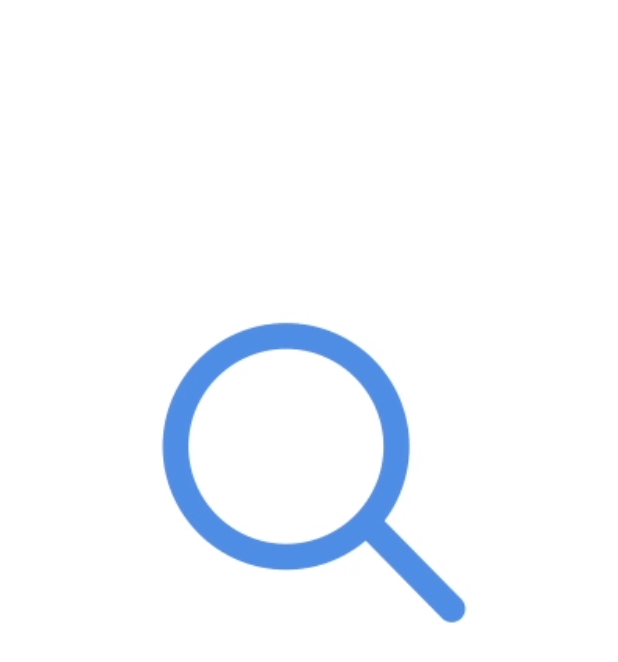
After one commit to OneParkTwoLee/AcneAnalyzer, an Android app: the dialog_loading screen opened directly, with no data from a screen before it, on a phone screen of 412 x 824 dp. The commit adds this screen. Shown: the top 662 px of the screen. Run offline under Robolectric (Android 15) with nearby library versions, the phone set to English and light mode, and no system bars; pictures from the network do not load.

Commit message:
create progress dialog

```diff
--- a/app/build.gradle
+++ b/app/build.gradle
@@ -32,4 +32,5 @@ dependencies {
     implementation 'androidx.recyclerview:recyclerview:1.0.0'
     implementation "androidx.cardview:cardview:1.0.0"
     implementation 'com.squareup.okhttp3:okhttp:3.9.1'
+    implementation 'com.github.bumptech.glide:glide:4.11.0'
 }
--- a/app/src/main/AndroidManifest.xml
+++ b/app/src/main/AndroidManifest.xml
@@ -19,6 +19,7 @@
         android:supportsRtl="true"
         android:theme="@style/AppTheme"
         android:usesCleartextTraffic="true">
+        <activity android:name=".dialog_loading"></activity>
         <activity android:name=".IntroActivity" />
         <activity android:name=".ResultOfDiagnosis" />
         <activity android:name=".MainActivity">
--- a/app/src/main/java/com/onePtwoL/acneanalyzer/MainActivity.java
+++ b/app/src/main/java/com/onePtwoL/acneanalyzer/MainActivity.java
@@ -33,6 +33,8 @@ import android.widget.ImageView;
 import android.widget.LinearLayout;
 import android.widget.TextView;
 import android.widget.Toast;
+
+import com.bumptech.glide.Glide;
 
 import org.json.JSONException;
 import org.json.JSONObject;
@@ -95,6 +97,7 @@ public class MainActivity extends AppCompatActivity {
         DiagnosisImageView = findViewById(R.id.diag_ImageView);
         NextImageView = findViewById(R.id.next_ImageView);
         NextLinearLayout = findViewById(R.id.next_LinearLayout);
+
         // UI(Custom ActionBar)
         setActionBarButton();
 
--- /dev/null
+++ b/app/src/main/java/com/onePtwoL/acneanalyzer/dialog_loading.java
@@ -0,0 +1,20 @@
+package com.onePtwoL.acneanalyzer;
+
+import androidx.appcompat.app.AppCompatActivity;
+
+import android.os.Bundle;
+import android.widget.ImageView;
+
+import com.bumptech.glide.Glide;
+
+public class dialog_loading extends AppCompatActivity {
+    ImageView loadingImageView;
+    @Override
+    protected void onCreate(Bundle savedInstanceState) {
+        super.onCreate(savedInstanceState);
+        setContentView(R.layout.activity_dialog_loading);
+
+        loadingImageView = findViewById(R.id.loading_imageView);
+        Glide.with(this).load(R.drawable.searching).into(loadingImageView);
+    }
+}
--- /dev/null
+++ b/app/src/main/res/layout/activity_dialog_loading.xml
@@ -0,0 +1,17 @@
+<?xml version="1.0" encoding="utf-8"?>
+<androidx.constraintlayout.widget.ConstraintLayout xmlns:android="http://schemas.android.com/apk/res/android"
+    xmlns:app="http://schemas.android.com/apk/res-auto"
+    xmlns:tools="http://schemas.android.com/tools"
+    android:layout_width="match_parent"
+    android:layout_height="match_parent"
+    tools:context=".dialog_loading">
+
+    <ImageView
+        android:id="@+id/loading_imageView"
+        android:layout_width="match_parent"
+        android:layout_height="match_parent"
+        android:background="@color/colorWhite"
+        android:paddingBottom="200dp"
+        android:scaleType="centerCrop"/>
+
+</androidx.constraintlayout.widget.ConstraintLayout>
--- a/app/src/main/res/layout/activity_main.xml
+++ b/app/src/main/res/layout/activity_main.xml
@@ -95,7 +95,6 @@
         app:layout_constraintBottom_toTopOf="@id/picture_RecyclerView"/>
 
 
-
     <androidx.recyclerview.widget.RecyclerView
         android:id="@+id/picture_RecyclerView"
         android:layout_width="0dp"
@@ -113,6 +112,7 @@
         android:layout_height="match_parent"
         android:layout_marginTop="250dp"
         android:text="okhttp test"
+        android:visibility="invisible"
         />
 
 </androidx.constraintlayout.widget.ConstraintLayout>
--- a/app/src/main/res/layout/result_row.xml
+++ b/app/src/main/res/layout/result_row.xml
@@ -84,12 +84,13 @@
         android:layout_width="match_parent"
         android:layout_height="wrap_content"
         android:layout_margin="10dp"
-        android:textSize="14dp"
+        android:textSize="13dp"
         android:textColor="@color/colorDarkGray"
         android:text="압출은 추천하지 않습니다.\n스팀 타올로 모공을 연 뒤, 피지연화제품으로 피지를 녹이고 모공 수축 팩을 모공을 수축시켜야 합니다."/>
     <View
         android:layout_width="match_parent"
         android:layout_height="2dp"
+        android:layout_marginTop="10dp"
         android:background="@color/colorDarkGray"/>
 
 </LinearLayout>
```
Also changed, not shown: app/src/main/java/com/onePtwoL/acneanalyzer/ProgressBaseActivity.java (added, +13 -0 lines), app/src/main/java/com/onePtwoL/acneanalyzer/ProgressBaseApplication.java (added, +45 -0 lines), app/src/main/res/drawable-v24/double-ring.gif (added), app/src/main/res/drawable-v24/searching.gif (added).
